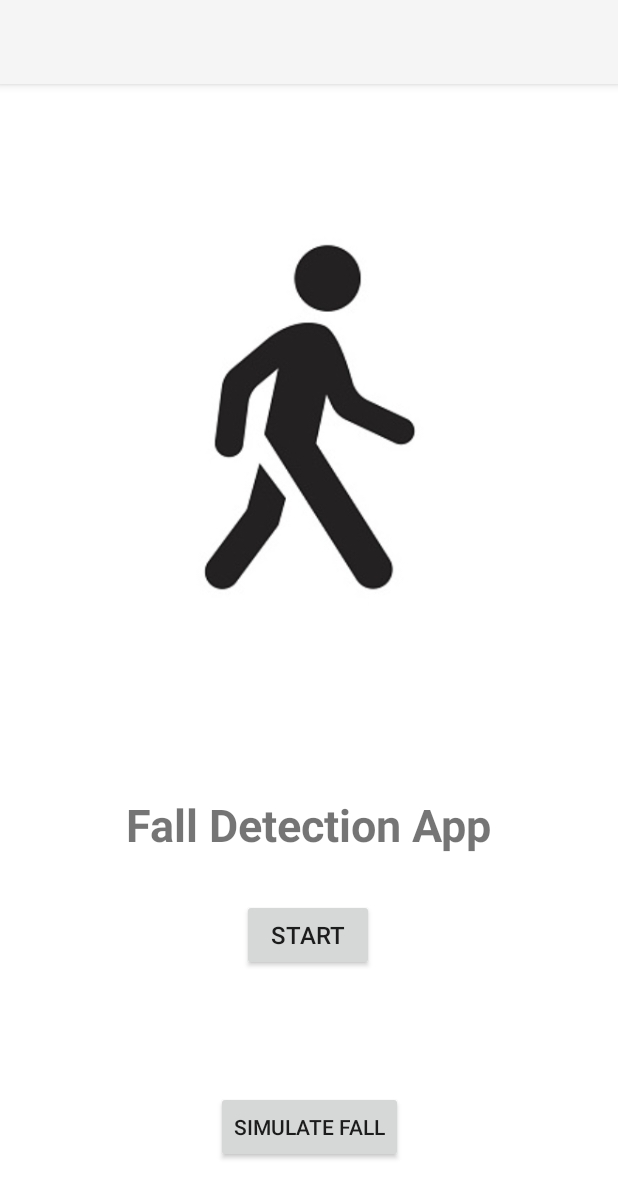
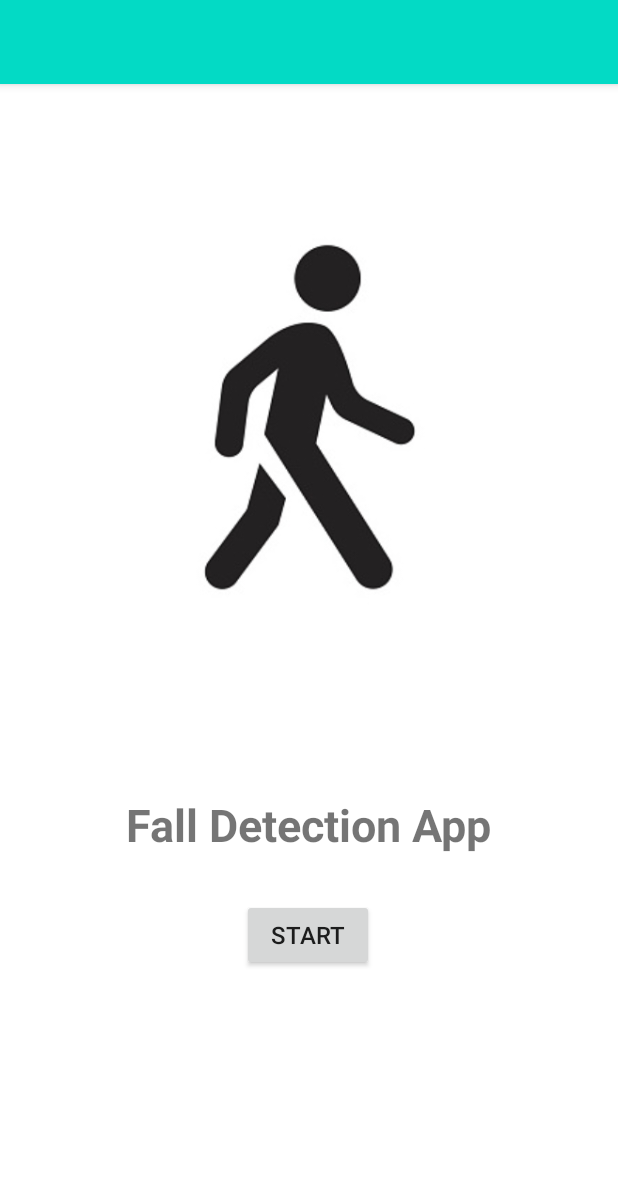
Before and after one commit to AceZz/thesis-app, an Android app: the screen it shows after launch (MainActivity), on a phone screen of 412 x 824 dp. Shown: the top 1198 px of the screen. Run offline under Robolectric (Android 15) with nearby library versions, the light colour scheme and no system bars; libraries missing offline, so code that uses them is left out: com.github.psambit9791.jdsp, javax.mail, javax.mail.internet, org.tensorflow.lite.

Commit message:
UI improved

```diff
--- a/app/src/main/AndroidManifest.xml
+++ b/app/src/main/AndroidManifest.xml
@@ -27,7 +27,8 @@
         <activity
             android:name=".ActivityFall"
             android:parentActivityName="com.projects.firstapptutorial.MainActivity"
-            android:exported="false">
+            android:exported="false"
+            android:launchMode = "singleTop">
         <!-- Parent activity meta-data to support 4.0 and lower -->
             <meta-data
                 android:name="android.support.PARENT_ACTIVITY"
--- a/app/src/main/java/com/projects/firstapptutorial/MainActivity.java
+++ b/app/src/main/java/com/projects/firstapptutorial/MainActivity.java
@@ -201,9 +201,4 @@ public class MainActivity extends AppCompatActivity implements SensorEventListen
     public void onAccuracyChanged(Sensor sensor, int i) {
     }
 
-    public void buttonSendEmail(View view) throws AddressException {
-        Intent myIntent = new Intent(this, ActivityFall.class);
-        startActivity(myIntent);
-    }
-
 }
--- a/app/src/main/res/layout/activity_main.xml
+++ b/app/src/main/res/layout/activity_main.xml
@@ -12,7 +12,7 @@
         android:id="@+id/my_toolbar"
         android:layout_width="match_parent"
         android:layout_height="?attr/actionBarSize"
-        android:background="?attr/colorPrimary"
+        android:background="@color/teal_200"
         android:elevation="4dp"
         android:theme="@style/ThemeOverlay.AppCompat.ActionBar"
         app:layout_constraintTop_toTopOf="parent"
@@ -59,22 +59,11 @@
         android:layout_width="wrap_content"
         android:layout_height="wrap_content"
         android:layout_marginTop="44dp"
+        android:textAlignment="center"
+        android:textSize="24sp"
         app:layout_constraintEnd_toEndOf="parent"
         app:layout_constraintHorizontal_bias="0.5"
         app:layout_constraintStart_toStartOf="parent"
         app:layout_constraintTop_toBottomOf="@+id/button" />
 
-    <Button
-        android:id="@+id/button2"
-        android:layout_width="wrap_content"
-        android:layout_height="wrap_content"
-        android:layout_marginStart="143dp"
-        android:layout_marginTop="80dp"
-        android:layout_marginEnd="143dp"
-        android:onClick="buttonSendEmail"
-        android:text="Simulate Fall"
-        app:layout_constraintEnd_toEndOf="parent"
-        app:layout_constraintStart_toStartOf="parent"
-        app:layout_constraintTop_toBottomOf="@+id/button" />
-
 </androidx.constraintlayout.widget.ConstraintLayout>
```
Also changed, not shown: app/src/main/java/com/projects/firstapptutorial/ActivityFall.java (+17 -2 lines), app/src/main/res/layout/activity_fall.xml (+5 -4 lines).
